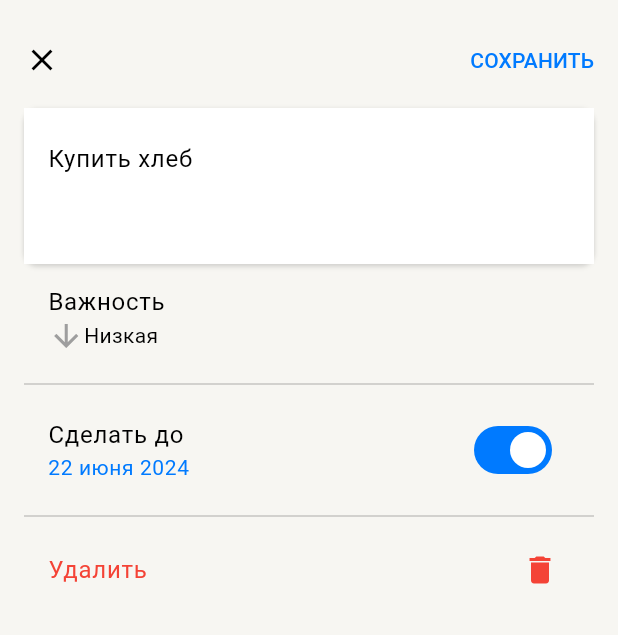
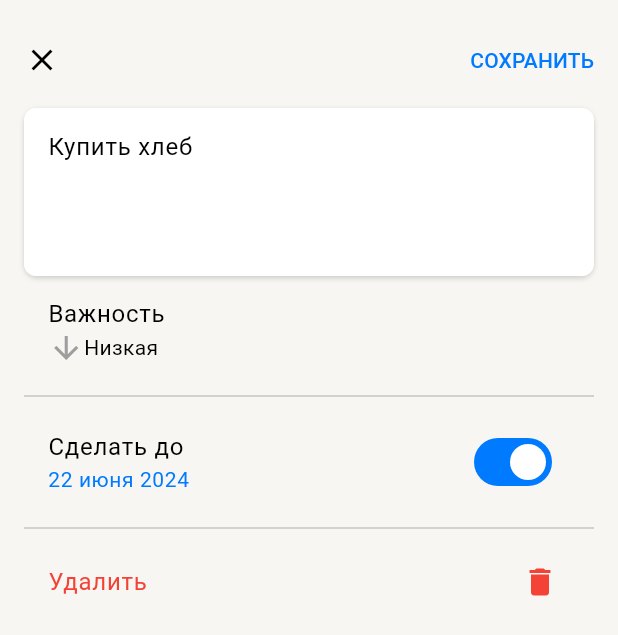
Before and after one commit to Strafe0/school_todo_list, a Flutter app: the screen it shows after launch, after a tap on the "info outline" icon, on a phone screen of 412 x 824 dp. Shown: the top 635 px of the screen. Run offline on Flutter 3.47's test engine with Material 3 defaults, Android fonts, the phone set to English and light mode, and no system bars.

Commit message:
Changes of TaskTextField on TaskEditScreen

```diff
--- a/lib/presentation/task_edit/task_edit_screen.dart
+++ b/lib/presentation/task_edit/task_edit_screen.dart
@@ -36,6 +36,7 @@ class _TaskEditScreenState extends State<TaskEditScreen> {
       child: Scaffold(
         body: Padding(
           padding: const EdgeInsets.all(16.0),
+          child: SingleChildScrollView(
             child: Column(
               children: [
                 const ActionButtons(),
@@ -46,6 +47,7 @@ class _TaskEditScreenState extends State<TaskEditScreen> {
                 const Divider(),
                 const DeleteTaskButton(),
               ],
+            ),
           ),
         ),
       ),
@@ -107,12 +109,10 @@ class _TaskTextFieldState extends State<TaskTextField> {
         decoration: boxDecorationWithShadow(
           color: Theme.of(context).colorScheme.surfaceContainer,
         ),
-        child: SizedBox(
-          height: 104,
         child: TextField(
           focusNode: _focusNode,
           controller: _textController,
-            expands: true,
+          minLines: 4,
           maxLines: null,
           textAlign: TextAlign.start,
           textAlignVertical: TextAlignVertical.top,
@@ -124,7 +124,9 @@ class _TaskTextFieldState extends State<TaskTextField> {
             alignLabelWithHint: true,
             labelText: "Что нужно сделать...",
             floatingLabelBehavior: FloatingLabelBehavior.never,
-              border: InputBorder.none,
+            border: OutlineInputBorder(
+              borderSide: BorderSide.none,
+              borderRadius: BorderRadius.circular(8),
             ),
           ),
         ),
--- a/lib/presentation/task_list/task_list_screen.dart
+++ b/lib/presentation/task_list/task_list_screen.dart
@@ -76,7 +76,7 @@ class TaskListScreenAppBar extends StatelessWidget {
       expandedHeight: 148,
       collapsedHeight: 88,
       elevation: 4,
-      shadowColor: Colors.grey,
+      shadowColor: Theme.of(context).colorScheme.surface,
       surfaceTintColor: Colors.transparent,
       flexibleSpace: FlexibleSpaceBar(
         title: Text(
@@ -115,13 +115,15 @@ class _TaskListState extends State<TaskList> {
             (BuildContext context, int index) {
               if (index == tasks.length) {
                 return Padding(
-                  padding: const EdgeInsets.only(left: 72.0),
+                  padding: const EdgeInsets.only(left: 52.0, bottom: 8),
                   child: TextField(
                     focusNode: _focusNode,
                     decoration: const InputDecoration(
                       labelText: "Новое",
+                      floatingLabelBehavior: FloatingLabelBehavior.never,
                       border: InputBorder.none,
                     ),
+                    textAlignVertical: TextAlignVertical.center,
                     onTapOutside: (event) => _focusNode.unfocus(),
                   ),
                 );
```
Lines whose indentation alone changed are shown as unchanged.
